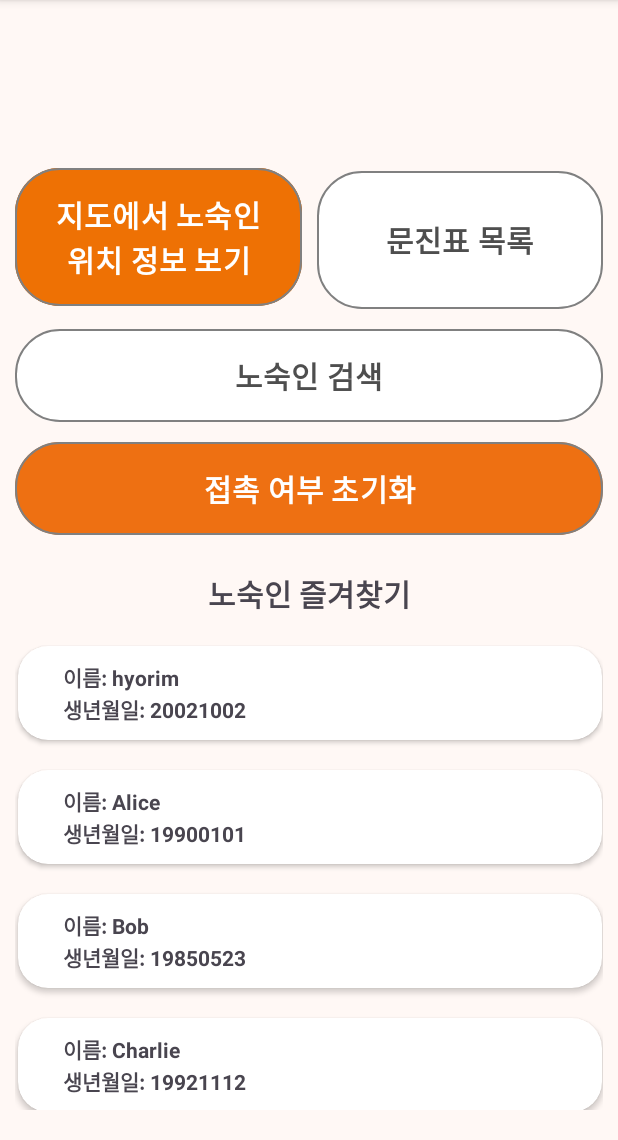
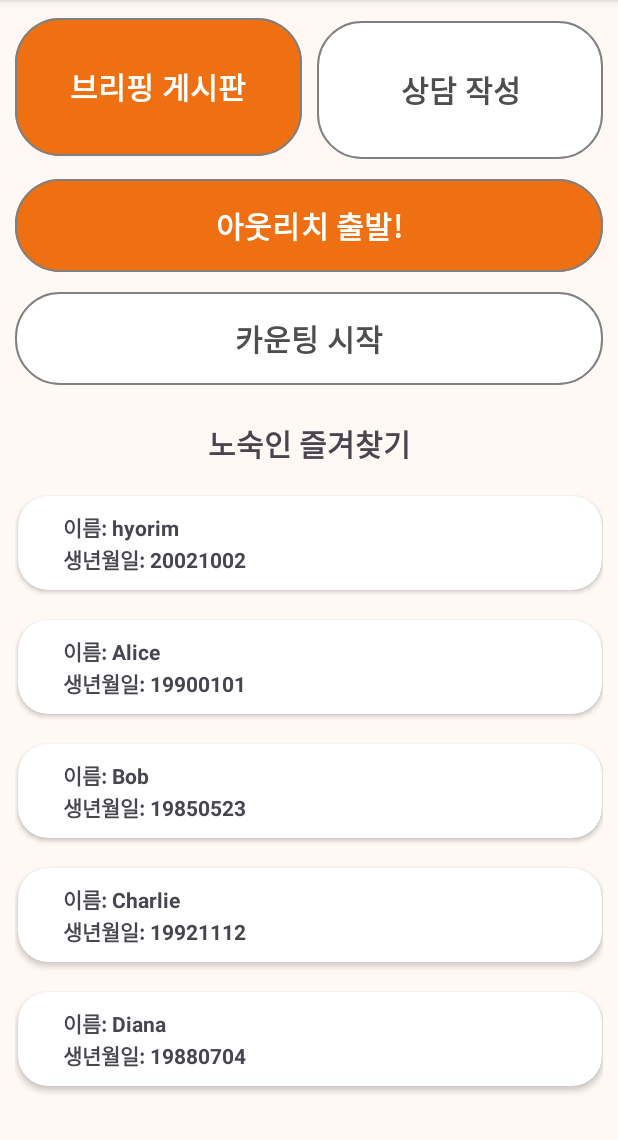
Before and after one commit to PBL3-Organizations/RUOK_Workers, an Android app: the DashboardActivity screen opened directly, with no data from a screen before it, on a phone screen of 412 x 824 dp, the part 96-1236 px from its top. Run offline under Robolectric (Android 15) with nearby library versions, the phone set to English and light mode, and no system bars.

Commit message:
dashboard

```diff
--- a/app/src/main/java/com/example/ruok_workers/DashboardActivity.kt
+++ b/app/src/main/java/com/example/ruok_workers/DashboardActivity.kt
@@ -1,15 +1,13 @@
 package com.example.ruok_workers
 
-import ProfileDetailFragment
 import android.os.Bundle
 import android.view.MenuItem
-import androidx.activity.enableEdgeToEdge
-import androidx.appcompat.app.ActionBar
+import android.widget.Toast
 import androidx.appcompat.app.ActionBarDrawerToggle
 import androidx.appcompat.app.AppCompatActivity
 import androidx.fragment.app.Fragment
 import com.example.ruok_workers.databinding.ActivityDashboardBinding
-import com.example.ruok_workers.SearchFragment
+
 
 class DashboardActivity : AppCompatActivity() {
     private lateinit var toggle: ActionBarDrawerToggle
@@ -17,6 +15,11 @@ class DashboardActivity : AppCompatActivity() {
 
     override fun onCreate(savedInstanceState: Bundle?) {
         super.onCreate(savedInstanceState)
+        setContentView(R.layout.activity_dashboard)
+
+        if (savedInstanceState == null) {
+            setFragment(DashboardFragment())
+        }
 
         //네비게이션 드로어 바인딩
         binding = ActivityDashboardBinding.inflate(layoutInflater)
@@ -44,6 +47,7 @@ class DashboardActivity : AppCompatActivity() {
             }
             binding.drawerLayout.closeDrawers()
             false
+
         }
     }
 
@@ -52,7 +56,8 @@ class DashboardActivity : AppCompatActivity() {
     fun setFragment(fragment: Fragment){
         var bundle = Bundle()
         fragment.arguments = bundle
-        supportFragmentManager.beginTransaction().replace(R.id.rootLayout, fragment).commit()
+        supportFragmentManager.beginTransaction().replace(R.id.rootLayout, fragment).addToBackStack(null).commit()
+
     }
 
 
--- a/app/src/main/java/com/example/ruok_workers/DashboardFragment.kt
+++ b/app/src/main/java/com/example/ruok_workers/DashboardFragment.kt
@@ -1,17 +1,17 @@
 package com.example.ruok_workers
 
-import android.database.sqlite.SQLiteDatabase
 import android.os.Bundle
 import android.view.LayoutInflater
 import android.view.View
 import android.view.ViewGroup
-import android.widget.Button
+import androidx.activity.OnBackPressedCallback
+import androidx.activity.addCallback
 import androidx.fragment.app.Fragment
+import androidx.fragment.app.FragmentManager
 import androidx.recyclerview.widget.LinearLayoutManager
 import androidx.recyclerview.widget.RecyclerView
 import com.example.ruok_workers.databinding.FragmentDashboardBinding
 import java.util.Vector
-
 
 class DashboardFragment : Fragment() {
     lateinit var binding: FragmentDashboardBinding
@@ -19,6 +19,29 @@ class DashboardFragment : Fragment() {
 
     private lateinit var recyclerViewProfile: RecyclerView
 
+    private val onBackPressedCallback = object : OnBackPressedCallback(true) {
+        override fun handleOnBackPressed() {
+
+            val parentActivity = activity as DashboardActivity
+            parentActivity.setFragment(DashboardFragment())
+
+            // 현재 Fragment가 DashboardFragment인지 확인
+            if (requireActivity().supportFragmentManager.backStackEntryCount > 0) {
+                requireActivity().supportFragmentManager.popBackStack(null, FragmentManager.POP_BACK_STACK_INCLUSIVE)
+
+            } else {
+                // 기본 동작 수행
+                isEnabled = false
+            }
+
+
+        }
+    }
+
+    override fun onCreate(savedInstanceState: Bundle?) {
+        super.onCreate(savedInstanceState)
+        requireActivity().onBackPressedDispatcher.addCallback(this, onBackPressedCallback)
+    }
 
     override fun onCreateView(
         inflater: LayoutInflater,
@@ -58,22 +81,34 @@ class DashboardFragment : Fragment() {
         adapter = DashboardAdapter(requireContext(), list)
         binding!!.recyclerViewProfile.adapter = adapter
 
-        //btnList 클릭시 DashboardFragment에서 ListFragment로 이동
-        binding.btnList.setOnClickListener{
+        //btnBriefing 클릭시 DashboardFragment에서 BriefingBoardFragment로 이동
+        binding.btnBriefing.setOnClickListener{
             val parentActivity = activity as DashboardActivity
-            parentActivity.setFragment(ListFragment())
+            parentActivity.setFragment(BriefingBoardFragment())
         }
 
-        //btnLocation 클릭시 DashboardFragment에서 LocationTrackingFragment로 이동
-        binding.btnLocation.setOnClickListener{
+        //btnCounsel 클릭시 DashboardFragment에서 QuestionnaireFragment로 이동
+        binding.btnCounsel.setOnClickListener{
+            val parentActivity = activity as DashboardActivity
+            parentActivity.setFragment(QuestionnaireFragment())
+        }
+
+        //btnOutReach 클릭시 DashboardFragment에서 LocationTrackingFragment로 이동
+        binding.btnOutreach.setOnClickListener{
             val parentActivity = activity as DashboardActivity
             parentActivity.setFragment(LocationTrackingFragment())
         }
 
-        //btnSearch 클릭시 DashboardFragment에서 SearchFragment로 이동
-        binding.btnSearch.setOnClickListener{
+        //btnCounting 클릭시 DashboardFragment에서 CountingMapFragment로 이동
+        binding.btnCounting.setOnClickListener{
             val parentActivity = activity as DashboardActivity
-            parentActivity.setFragment(SearchFragment())
+            parentActivity.setFragment(CountingMapFragment())
+        }
+
+        //tvProfile 클릭시 DashboardFragment에서 HomelessListFragment로 이동
+        binding.tvProfile.setOnClickListener {
+            val parentActivity = activity as DashboardActivity
+            parentActivity.setFragment(HomelessListFragment())
         }
 
         return binding.root
@@ -81,12 +116,4 @@ class DashboardFragment : Fragment() {
 
 
 
-    override fun onCreate(savedInstanceState: Bundle?) {
-        super.onCreate(savedInstanceState)
-        arguments?.let {
-
-        }
-    }
-
-
 }
--- a/app/src/main/res/layout/fragment_dashboard.xml
+++ b/app/src/main/res/layout/fragment_dashboard.xml
@@ -14,20 +14,18 @@
         android:padding="10dp">
 
         <Button
-            android:id="@+id/btnLocation"
+            android:id="@+id/btnBriefing"
             android:layout_width="0dp"
             android:layout_height="100dp"
             android:layout_gravity="center|left"
-            android:layout_marginTop="100dp"
             android:layout_marginBottom="10dp"
-            android:backgroundTint="#EE7104"
-            android:text="지도에서 노숙인 위치 정보 보기"
+            android:text="브리핑 게시판"
             android:textColor="#FFFFFF"
             android:textSize="20sp"
             android:textStyle="bold"
             app:cornerRadius="30dp"
-            app:layout_constraintBottom_toTopOf="@+id/btnSearch"
-            app:layout_constraintEnd_toStartOf="@id/btnList"
+            app:layout_constraintBottom_toTopOf="@+id/btnOutreach"
+            app:layout_constraintEnd_toStartOf="@id/btnCounsel"
             app:layout_constraintHorizontal_bias="0.0"
             app:layout_constraintStart_toStartOf="parent"
             app:layout_constraintTop_toTopOf="parent"
@@ -36,57 +34,56 @@
             tools:ignore="MissingConstraints" />
 
         <Button
-            android:id="@+id/btnList"
+            android:id="@+id/btnCounsel"
             android:layout_width="0dp"
             android:layout_height="100dp"
             android:layout_gravity="right"
             android:layout_marginLeft="10dp"
-            android:layout_marginTop="100dp"
             android:backgroundTint="#FFFFFF"
             android:gravity="center"
-            android:text="문진표 목록"
+            android:text="상담 작성"
             android:textColor="#4E4E4E"
             android:textSize="20sp"
             android:textStyle="bold"
             app:cornerRadius="30dp"
-            app:layout_constraintBottom_toTopOf="@+id/btnSearch"
+            app:layout_constraintBottom_toTopOf="@+id/btnOutreach"
             app:layout_constraintEnd_toEndOf="parent"
             app:layout_constraintHorizontal_bias="1.0"
-            app:layout_constraintStart_toEndOf="@+id/btnLocation"
+            app:layout_constraintStart_toEndOf="@+id/btnBriefing"
             app:layout_constraintTop_toTopOf="parent"
             app:strokeColor="#808080"
             app:strokeWidth="1dp"
             tools:ignore="MissingConstraints" />
 
         <Button
-            android:id="@+id/btnSearch"
+            android:id="@+id/btnOutreach"
             android:layout_width="0dp"
             android:layout_height="70dp"
             android:layout_marginTop="5dp"
             android:layout_marginBottom="5dp"
-            android:backgroundTint="#FFFFFF"
             android:gravity="center"
-            android:text="노숙인 검색"
-            android:textColor="#4E4E4E"
+            android:text="아웃리치 출발!"
+            android:textColor="#FFFFFF"
             android:textSize="20sp"
             android:textStyle="bold"
             app:cornerRadius="30dp"
-            app:layout_constraintBottom_toTopOf="@+id/btnReset"
+            app:layout_constraintBottom_toTopOf="@+id/btnCounting"
             app:layout_constraintEnd_toEndOf="parent"
             app:layout_constraintHorizontal_bias="0.0"
             app:layout_constraintStart_toStartOf="parent"
-            app:layout_constraintTop_toBottomOf="@+id/btnList"
+            app:layout_constraintTop_toBottomOf="@+id/btnCounsel"
             app:strokeColor="#808080"
             app:strokeWidth="1dp" />
 
         <Button
-            android:id="@+id/btnReset"
+            android:id="@+id/btnCounting"
             android:layout_width="0dp"
             android:layout_height="70dp"
             android:layout_marginTop="5dp"
             android:layout_marginBottom="20dp"
-            android:text="접촉 여부 초기화"
-            android:textColor="#FFFFFF"
+            android:backgroundTint="#FFFFFF"
+            android:text="카운팅 시작"
+            android:textColor="#4E4E4E"
             android:textSize="20sp"
             android:textStyle="bold"
             app:cornerRadius="30dp"
@@ -113,7 +110,7 @@
             app:layout_constraintEnd_toEndOf="parent"
             app:layout_constraintHorizontal_bias="1.0"
             app:layout_constraintStart_toStartOf="parent"
-            app:layout_constraintTop_toBottomOf="@+id/btnReset"
+            app:layout_constraintTop_toBottomOf="@+id/btnCounting"
             tools:ignore="MissingConstraints" />
 
         <androidx.recyclerview.widget.RecyclerView
```
Also changed, not shown: app/src/main/java/com/example/ruok_workers/DetailsFragment.kt (+17 -0 lines), app/src/main/res/layout/fragment_details.xml (+59 -40 lines).
